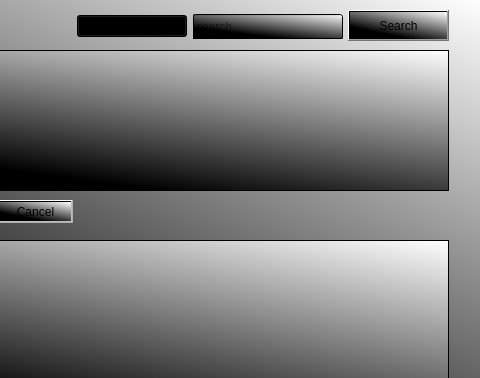
First picture: the form in gui.ui, repository annakrih/T113VLN1-3, before the edit; both pictures show x 332 to 812 and y 0 to 378 of the 812 by 509 pixel window.
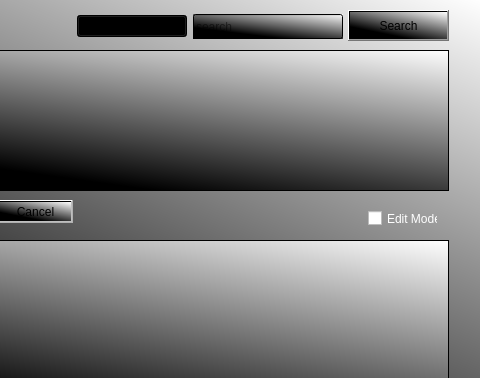
Second picture: the form after the edit.

Commit message: relation editmode added, no "combine button" yet

The edit to the form file:
```diff
--- a/gui.ui
+++ b/gui.ui
@@ -213,6 +213,23 @@
 </string>
     </property>
    </widget>
+   <widget class="QCheckBox" name="editRelation">
+    <property name="geometry">
+     <rect>
+      <x>700</x>
+      <y>210</y>
+      <width>70</width>
+      <height>17</height>
+     </rect>
+    </property>
+    <property name="styleSheet">
+     <string notr="true">background: none;
+color:white;</string>
+    </property>
+    <property name="text">
+     <string>Edit Mode</string>
+    </property>
+   </widget>
    <zorder>searchComboBox</zorder>
    <zorder>addEditButton</zorder>
    <zorder>saveButton</zorder>
```
Left out of the diff: 7 changed lines with no effect on the pictures. The commit also changes 8 other files.
